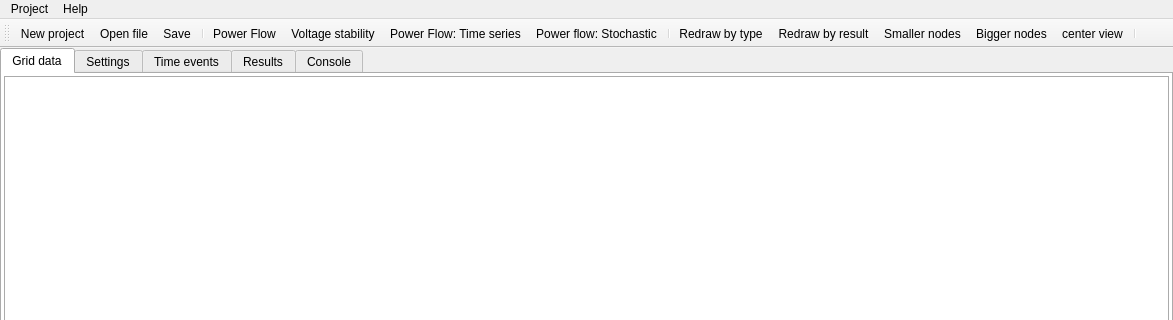
Before: the Qt Designer form UnderDevelopment/GridCal/gui/main/gui.ui in SanPen/GridCal, drawn with Qt 5; both pictures show x 0 to 1173 and y 0 to 320 of the 1173 by 723 pixel window.
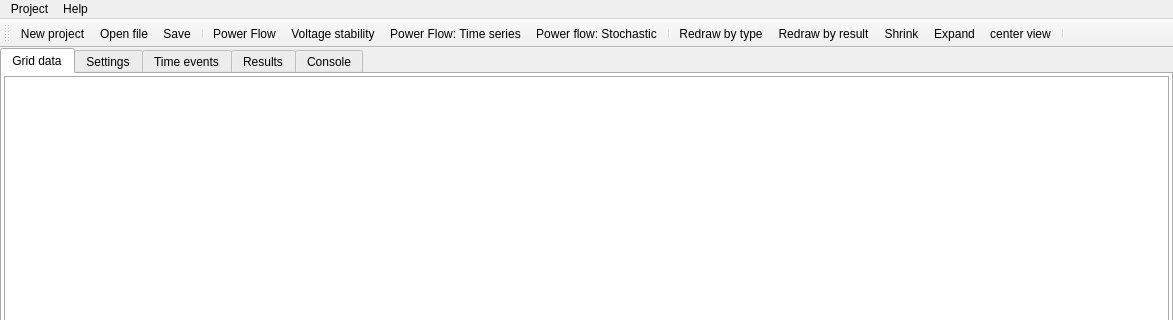
After: the same form once the commit is applied. Icons and pictures are not drawn. Custom widgets are drawn as their Qt base class.

```diff
--- a/UnderDevelopment/GridCal/gui/main/gui.ui
+++ b/UnderDevelopment/GridCal/gui/main/gui.ui
@@ -1643,7 +1643,10 @@
      <normaloff>:/file/ic_add_circle_black_48dp.png</normaloff>:/file/ic_add_circle_black_48dp.png</iconset>
    </property>
    <property name="text">
-    <string>Bigger nodes</string>
+    <string>Expand</string>
+   </property>
+   <property name="toolTip">
+    <string>Expand distances</string>
    </property>
   </action>
   <action name="actionSmaller_nodes">
@@ -1652,7 +1655,10 @@
      <normaloff>:/file/ic_remove_circle_black_48dp.png</normaloff>:/file/ic_remove_circle_black_48dp.png</iconset>
    </property>
    <property name="text">
-    <string>Smaller nodes</string>
+    <string>Shrink</string>
+   </property>
+   <property name="toolTip">
+    <string>Shrink distances</string>
    </property>
   </action>
   <action name="actionPower_flow_Stochastic">
```
